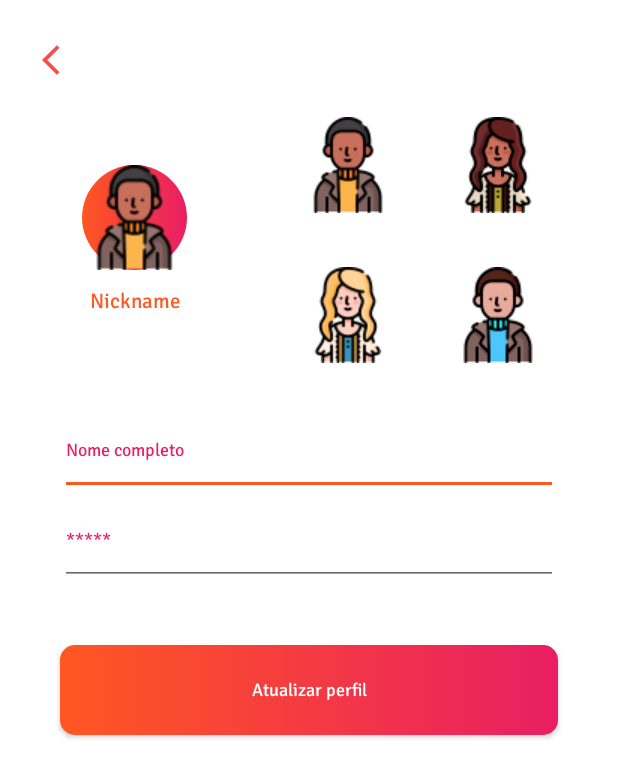
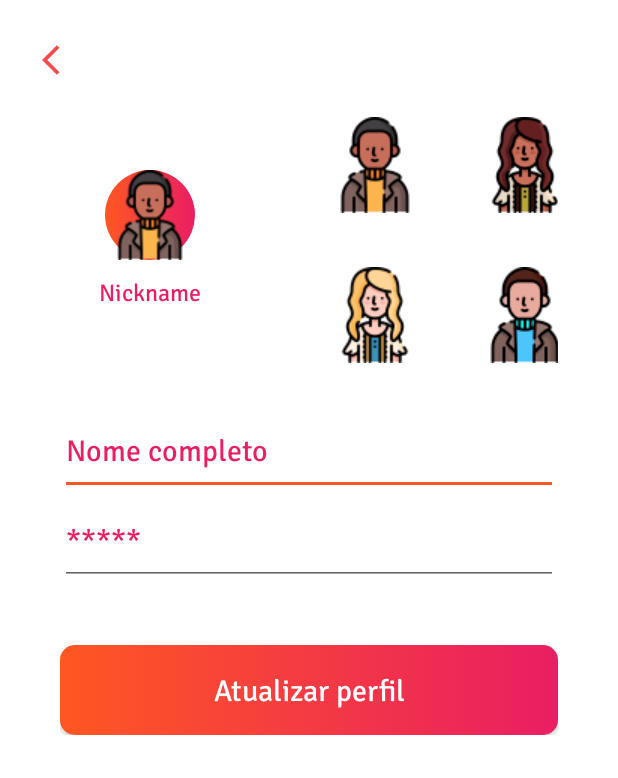
Before and after one commit to lucasclemerson/Consulte, an Android app: the PerfilActivity screen opened directly, with no data from a screen before it, on a phone screen of 412 x 824 dp. Shown: the top 778 px of the screen. Run offline under Robolectric (Android 15) with nearby library versions, the phone set to English and light mode, and no system bars; 4 statements that could not run were skipped.

Commit message:
Retiramos os erros continos no XLM dos layouts

```diff
--- a/app/src/main/res/layout/activity_detalhar_prontuario.xml
+++ b/app/src/main/res/layout/activity_detalhar_prontuario.xml
@@ -1,9 +1,8 @@
 <?xml version="1.0" encoding="utf-8"?>
-<android.support.constraint.ConstraintLayout xmlns:android="http://schemas.android.com/apk/res/android"
-    xmlns:app="http://schemas.android.com/apk/res-auto"
+<android.support.constraint.ConstraintLayout
+    xmlns:android="http://schemas.android.com/apk/res/android"
     xmlns:tools="http://schemas.android.com/tools"
     android:layout_width="match_parent"
     android:layout_height="match_parent"
     tools:context=".DetalharProntuarioActivity">
-
 </android.support.constraint.ConstraintLayout>
--- a/app/src/main/res/layout/activity_login.xml
+++ b/app/src/main/res/layout/activity_login.xml
@@ -42,9 +42,9 @@
         android:layout_marginTop="@dimen/margin_40">
 
         <EditText
+            android:autofillHints="name"
             android:id="@+id/campo_nickname"
             android:maxLength="20"
-            android:text="clemerson"
             android:fontFamily="@font/normal_signika"
             android:inputType="text"
             android:textColorHint="@color/color_secundary"
@@ -56,6 +56,7 @@
 
 
         <EditText
+            android:autofillHints="password"
             android:id="@+id/campo_senha"
             android:textColorHint="@color/color_secundary"
             android:layout_width="match_parent"
@@ -63,7 +64,6 @@
             android:fontFamily="@font/normal_signika"
             android:maxLength="20"
             android:textSize="@dimen/texto_medio"
-            android:text="12345"
             android:textColor="@color/color_secundary"
             android:inputType="textPassword"
             android:hint="@string/lbl_senha">
--- a/app/src/main/res/layout/activity_perfil.xml
+++ b/app/src/main/res/layout/activity_perfil.xml
@@ -10,51 +10,59 @@
 
     <ImageButton
         android:id="@+id/btn_voltar"
-        android:layout_marginTop="10dp"
-        android:layout_width="80dp"
-        android:layout_height="60dp"
+        android:layout_marginTop="@dimen/margin_10"
+        android:layout_width="@dimen/width_80"
+        android:layout_height="@dimen/height_60"
+        android:contentDescription="@string/descricao_voltar"
         android:background="@color/white"
         android:src="@drawable/ic_baseline_arrow_back_ios_24"
         android:textColor="@color/color_secundary"
-        android:textSize="12sp" />
-
-    <android.support.v7.widget.Toolbar
-        android:layout_gravity="center_horizontal"
-        android:layout_width="match_parent"
-        android:layout_height="180dp">
+        android:textSize="@dimen/texto_pequeno" />
 
 
     <LinearLayout
-            android:layout_width="120dp"
-            android:layout_marginStart="30dp"
-            android:layout_height="wrap_content"
+        android:orientation="horizontal"
+        android:layout_width="match_parent"
+        android:layout_height="@dimen/height_180">
+
+        <LinearLayout
+            android:layout_marginStart="@dimen/margin_40"
+            android:layout_width="@dimen/width_120"
+            android:layout_height="match_parent"
             android:orientation="vertical"
-            android:paddingVertical="4dp">
-
+            android:gravity="center_vertical">
 
             <ImageView
                 android:id="@+id/imagem_principal"
-                android:layout_width="70dp"
-                android:layout_height="70dp"
-                android:contentDescription="Imagem da logomarca"
+                android:layout_width="@dimen/width_60"
+                android:layout_height="@dimen/width_60"
                 app:srcCompat="@drawable/homem_moreno"
                 android:background="@drawable/bck_body"
-                android:layout_gravity="center"/>
+                android:layout_gravity="center"
+                android:contentDescription="@string/descricao_default"/>
 
             <TextView
-                android:layout_marginTop="10dp"
+                android:layout_marginTop="@dimen/margin_10"
                 android:id="@+id/nickname"
                 android:layout_height="wrap_content"
                 android:layout_width="match_parent"
                 android:fontFamily="@font/normal_signika"
                 android:text="@string/lbl_nickname"
+                android:textSize="@dimen/texto_normal"
                 android:textAlignment="center"
-                android:textColor="@color/color_primary" />
+                android:textColor="@color/color_secundary" />
         </LinearLayout>
 
-        <!--resto das imagem-->
         <LinearLayout
-            android:layout_marginEnd="30dp"
+            android:layout_marginStart="@dimen/margin_40"
+            android:layout_width="match_parent"
+            android:layout_height="match_parent"
+            android:orientation="vertical"
+            android:gravity="center_vertical">
+
+
+            <LinearLayout
+                android:layout_marginEnd="@dimen/margin_40"
                 android:layout_width="wrap_content"
                 android:layout_height="wrap_content"
                 android:orientation="vertical"
@@ -67,23 +75,21 @@
 
                     <ImageButton
                         android:id="@+id/image1"
-                    android:layout_margin="10dp"
-                    android:layout_width="80dp"
-                    android:layout_height="80dp"
+                        android:layout_margin="@dimen/margin_10"
+                        android:layout_width="@dimen/width_80"
+                        android:layout_height="@dimen/height_80"
                         android:background="@color/white"
-                    android:layout_alignParentStart="true"
-                    android:contentDescription="Imagem da logomarca"
+                        android:contentDescription="@string/descricao_default"
                         app:srcCompat="@drawable/homem_moreno"
                         android:layout_gravity="start"/>
 
                     <ImageButton
                         android:id="@+id/image2"
-                    android:layout_margin="10dp"
-                    android:layout_width="80dp"
+                        android:layout_margin="@dimen/margin_10"
+                        android:layout_width="@dimen/width_80"
+                        android:layout_height="@dimen/height_80"
                         android:background="@color/white"
-                    android:layout_height="80dp"
-                    android:layout_alignParentStart="true"
-                    android:contentDescription="Imagem da logomarca"
+                        android:contentDescription="@string/descricao_default"
                         app:srcCompat="@drawable/mulher_morena"
                         android:layout_gravity="start"/>
                 </LinearLayout>
@@ -97,81 +103,78 @@
 
                     <ImageButton
                         android:id="@+id/image3"
-                    android:layout_margin="10dp"
-                    android:layout_width="80dp"
+                        android:layout_margin="@dimen/margin_10"
+                        android:layout_width="@dimen/width_80"
+                        android:layout_height="@dimen/height_80"
                         android:background="@color/white"
-                    android:layout_height="80dp"
-                    android:layout_alignParentStart="true"
-                    android:contentDescription="Imagem da logomarca"
+                        android:contentDescription="@string/descricao_default"
                         app:srcCompat="@drawable/mulher_galega"
                         android:layout_gravity="start"/>
 
                     <ImageButton
                         android:id="@+id/image4"
-                    android:layout_margin="10dp"
-                    android:layout_width="80dp"
-                    android:layout_height="80dp"
+                        android:layout_margin="@dimen/margin_10"
+                        android:layout_width="@dimen/width_80"
+                        android:layout_height="@dimen/height_80"
                         android:background="@color/white"
-                    android:layout_alignParentStart="true"
-                    android:contentDescription="Imagem da logomarca"
+                        android:contentDescription="@string/descricao_default"
                         app:srcCompat="@drawable/homem_galego"
                         android:layout_gravity="start"/>
                 </LinearLayout>
             </LinearLayout>
-    </android.support.v7.widget.Toolbar>
+        </LinearLayout>
+    </LinearLayout>
 
 
     <LinearLayout
         android:id="@+id/layout"
-        android:layout_marginTop="20dp"
+        android:layout_height="wrap_content"
         android:layout_width="match_parent"
-        android:layout_marginEnd="40dp"
-        android:layout_below="@+id/logo"
-        android:layout_marginStart="40dp"
-        android:layout_height="wrap_content"
+        android:layout_marginEnd="@dimen/margin_40"
+        android:layout_marginStart="@dimen/margin_40"
+        android:layout_marginTop="@dimen/margin_20"
         android:orientation="vertical">
 
         <EditText
             android:id="@+id/nome_completo"
             android:layout_width="match_parent"
-            android:layout_height="60dp"
+            android:layout_height="@dimen/height_60"
             android:fontFamily="@font/normal_signika"
             android:autofillHints="name"
             android:inputType="text"
             android:maxLength="50"
             android:textColor="@color/color_secundary"
-            android:textSize="12sp"
+            android:textSize="@dimen/texto_medio"
             android:textColorHint="@color/color_secundary"
             android:hint="@string/lbl_nome">
         </EditText>
 
 
         <EditText
+            android:autofillHints="password"
             android:id="@+id/senha"
             android:textColorHint="@color/color_secundary"
             android:layout_width="match_parent"
-            android:layout_height="60dp"
+            android:layout_height="@dimen/height_60"
             android:maxLength="20"
             android:fontFamily="@font/normal_signika"
-            android:textSize="12sp"
+            android:textSize="@dimen/texto_medio"
             android:textColor="@color/color_secundary"
             android:inputType="text"
             android:hint="@string/lbl_senha">
         </EditText>
-    </LinearLayout>
+
 
         <Button
             android:id="@+id/btn_atualizar"
             android:layout_width="match_parent"
-        android:layout_height="60dp"
-        android:layout_marginEnd="40dp"
-        android:layout_marginTop="40dp"
-        android:layout_marginStart="40dp"
+            android:layout_height="@dimen/height_button"
+            android:layout_marginTop="@dimen/margin_40"
             android:text="@string/atualizar"
             android:fontFamily="@font/normal_signika"
             android:textAllCaps="false"
-        android:textColor="#fff"
-        android:textSize="12sp"
-        android:background="@drawable/bck_primary"
-        android:layout_marginBottom="10dp"/>
+            android:textColor="@color/white"
+            android:textSize="@dimen/texto_medio"
+            android:background="@drawable/bck_primary"/>
     </LinearLayout>
+</LinearLayout>
--- a/app/src/main/res/layout/lista_prontuarios.xml
+++ b/app/src/main/res/layout/lista_prontuarios.xml
@@ -16,6 +16,7 @@
             android:layout_width="@dimen/width_60"
             android:layout_height="@dimen/height_60"
             android:layout_gravity="start"
+            android:contentDescription="@string/descricao_default"
             android:src="@drawable/pasta_de_arquivo"/>
 
         <TextView
@@ -24,7 +25,6 @@
             android:layout_width="wrap_content"
             android:layout_height="wrap_content"
             android:layout_marginStart="@dimen/margin_40"
-            android:text="0"
             android:fontFamily="@font/normal_signika"
             android:textSize="@dimen/texto_medio"
             android:textColor="@color/color_secundary"/>
@@ -34,7 +34,6 @@
             android:layout_gravity="end"
             android:layout_width="wrap_content"
             android:layout_height="wrap_content"
-            android:text="1"
             android:layout_marginEnd="@dimen/margin_40"
             android:layout_marginStart="@dimen/margin_20"
             android:fontFamily="@font/normal_signika"
@@ -45,6 +44,7 @@
             android:layout_width="@dimen/width_40"
             android:layout_height="@dimen/height_40"
             android:layout_gravity="end"
+            android:contentDescription="@string/descricao_default"
             android:src="@drawable/pessoa"/>
 
     </android.support.v7.widget.Toolbar>
--- a/app/src/main/res/values/dimens.xml
+++ b/app/src/main/res/values/dimens.xml
@@ -13,6 +13,9 @@
 
     <!--heigths-->
     <dimen name="height_button">60dp</dimen>
+    <dimen name="height_180">180dp</dimen>
+    <dimen name="height_160">160dp</dimen>
+    <dimen name="height_140">140dp</dimen>
     <dimen name="height_120">120dp</dimen>
     <dimen name="height_100">100dp</dimen>
     <dimen name="height_80">80dp</dimen>
```
Also changed, not shown: app/src/main/res/layout/activity_inicio.xml (+43 -24 lines), app/src/main/res/values/strings.xml (+12 -0 lines). Lines whose indentation alone changed are shown as unchanged.
